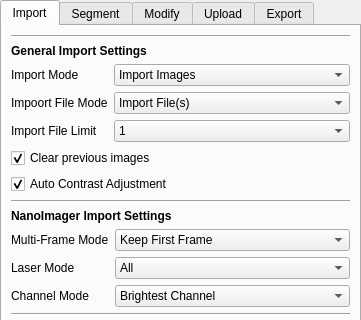
Before: the Qt Designer form src/napari_akseg/akseg_ui.ui in piedrro/napari-akseg, drawn with Qt 5; both pictures show x 0 to 361 and y 0 to 320 of the 361 by 834 pixel window.
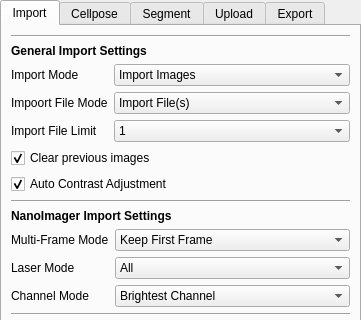
After: the same form once the commit is applied.

Patch:
```diff
--- a/src/napari_akseg/akseg_ui.ui
+++ b/src/napari_akseg/akseg_ui.ui
@@ -402,7 +402,7 @@
   </widget>
   <widget class="QWidget" name="segement_tab">
    <attribute name="title">
-    <string>Segment</string>
+    <string>Cellpose</string>
    </attribute>
    <layout class="QVBoxLayout" name="verticalLayout_2">
     <item>
@@ -789,7 +789,7 @@
     <bool>true</bool>
    </property>
    <attribute name="title">
-    <string>Modify</string>
+    <string>Segment</string>
    </attribute>
    <layout class="QVBoxLayout" name="verticalLayout_3">
     <item>
```
Left out of the diff: 7 changed lines with no effect on the pictures.
